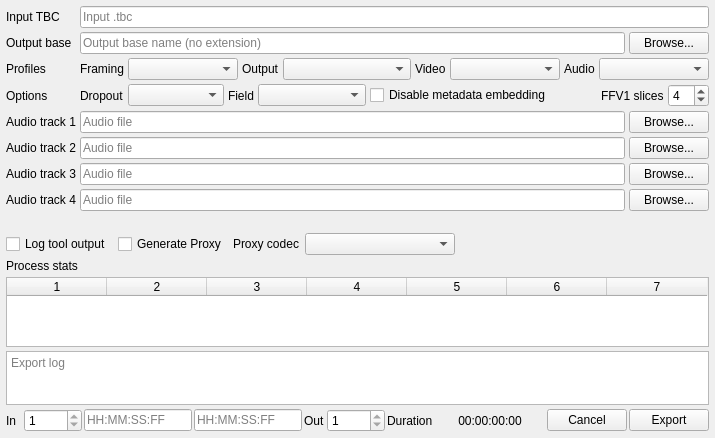
This is src/ld-analyse/exportdialog.ui in hugoatease/tbc-tools as Qt 5 draws it before an edit. The edited form follows.
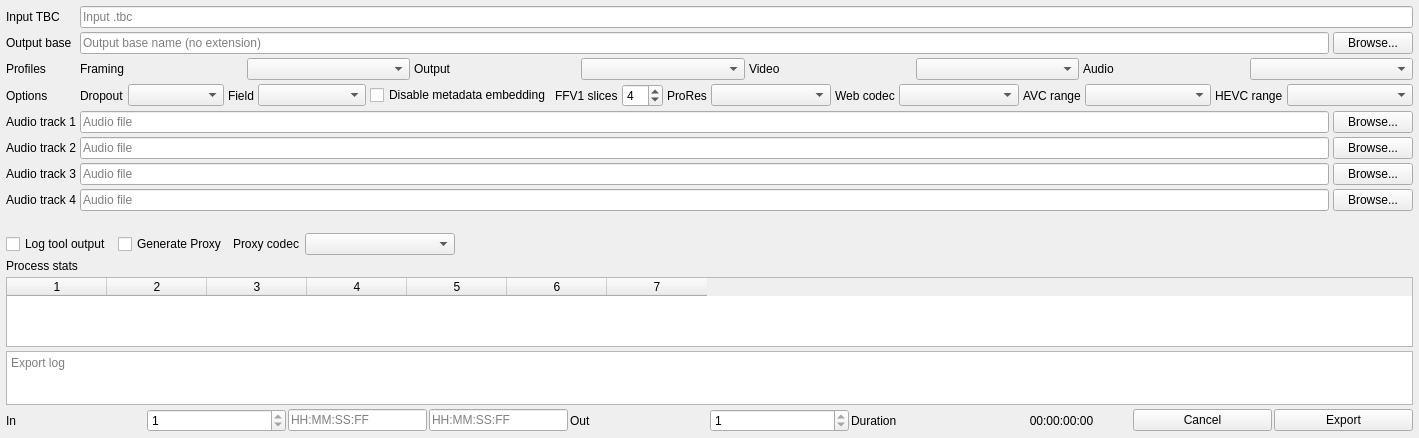
This is the edited form.

Commit message:
Condense export profile UI and add selector-based codec variants
Replaces the crowded profile matrix with curated main codec choices and contextual selectors (ProRes/Web/AVC/HEVC), keeps FFV1/D10 dedicated, and adds AAC/Opus 16/24-bit audio profile options wired into temporary export config generation.

The edit to the form file:
```diff
--- a/src/ld-analyse/exportdialog.ui
+++ b/src/ld-analyse/exportdialog.ui
@@ -259,6 +259,74 @@
          </property>
         </widget>
        </item>
+       <item>
+        <widget class="QLabel" name="proresVariantLabel">
+         <property name="text">
+          <string>ProRes</string>
+         </property>
+        </widget>
+       </item>
+       <item>
+        <widget class="QComboBox" name="proresVariantComboBox">
+         <property name="minimumSize">
+          <size>
+           <width>120</width>
+           <height>0</height>
+          </size>
+         </property>
+        </widget>
+       </item>
+       <item>
+        <widget class="QLabel" name="webCodecLabel">
+         <property name="text">
+          <string>Web codec</string>
+         </property>
+        </widget>
+       </item>
+       <item>
+        <widget class="QComboBox" name="webCodecComboBox">
+         <property name="minimumSize">
+          <size>
+           <width>120</width>
+           <height>0</height>
+          </size>
+         </property>
+        </widget>
+       </item>
+       <item>
+        <widget class="QLabel" name="avcRangeLabel">
+         <property name="text">
+          <string>AVC range</string>
+         </property>
+        </widget>
+       </item>
+       <item>
+        <widget class="QComboBox" name="avcRangeComboBox">
+         <property name="minimumSize">
+          <size>
+           <width>126</width>
+           <height>0</height>
+          </size>
+         </property>
+        </widget>
+       </item>
+       <item>
+        <widget class="QLabel" name="hevcRangeLabel">
+         <property name="text">
+          <string>HEVC range</string>
+         </property>
+        </widget>
+       </item>
+       <item>
+        <widget class="QComboBox" name="hevcRangeComboBox">
+         <property name="minimumSize">
+          <size>
+           <width>126</width>
+           <height>0</height>
+          </size>
+         </property>
+        </widget>
+       </item>
       </layout>
      </item>
      <item row="4" column="0">
```
The commit also changes 2 other files.
